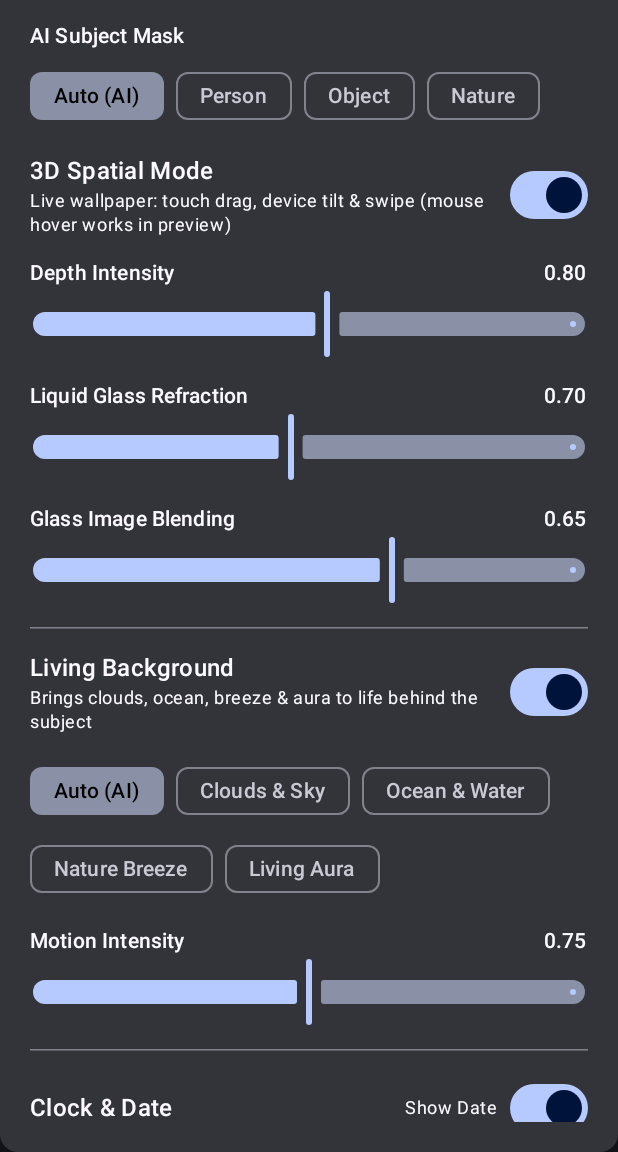
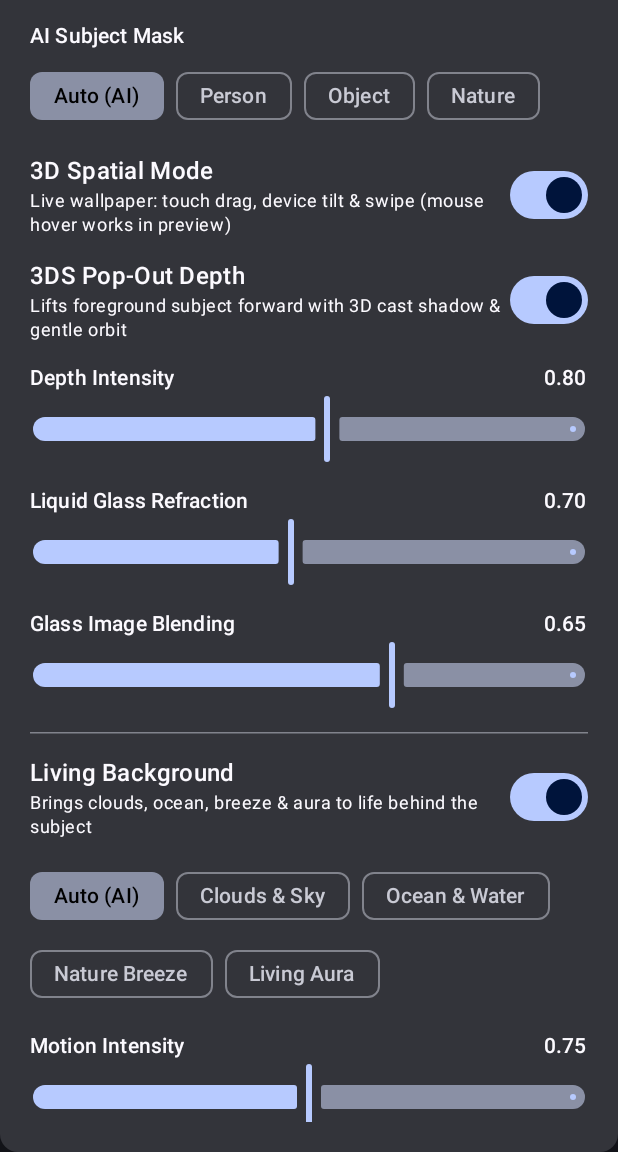
Before and after one commit to smart-al/Google-Book-OS-APPS, an Android app built with Jetpack Compose: the composable ControlsPane shown on its own in the app's theme, after a tap on "Auto (AI)", on a phone screen of 412 x 824 dp, the part 84-1236 px from its top. Run offline under Robolectric (Android 15) with nearby library versions, the phone set to English and light mode, and no system bars; network calls fail.

Commit message:
feat(LiquidGlass3D): add 3DS-style Pop-Out Depth (foreground lift, cast shadow, idle orbit)

```diff
--- a/LiquidGlass3D/app/src/main/java/com/droid/liquidglass3d/LiquidGlassRenderer.kt
+++ b/LiquidGlass3D/app/src/main/java/com/droid/liquidglass3d/LiquidGlassRenderer.kt
@@ -198,6 +198,7 @@ class LiquidGlassRenderer(context: Context) {
         shader.setFloatUniform("livingEnabled", if (settings.livingBackgroundEnabled) 1f else 0f)
         shader.setFloatUniform("livingMode", effectiveMotion.shaderIndex)
         shader.setFloatUniform("livingIntensity", settings.livingMotionIntensity.coerceIn(0f, 1.5f))
+        shader.setFloatUniform("popOut3d", if (settings.popOut3d) 1f else 0f)
 
         canvas.drawRect(0f, 0f, surfaceW.toFloat(), surfaceH.toFloat(), paint)
     }
--- a/LiquidGlass3D/app/src/main/java/com/droid/liquidglass3d/MainActivity.kt
+++ b/LiquidGlass3D/app/src/main/java/com/droid/liquidglass3d/MainActivity.kt
@@ -471,6 +471,18 @@ private fun ControlsPane(
                 Switch(checked = s.spatialEnabled, onCheckedChange = { v -> vm.updateSettings { it.copy(spatialEnabled = v) } })
             }
 
+            Row(verticalAlignment = Alignment.CenterVertically) {
+                Column(Modifier.weight(1f)) {
+                    Text("3DS Pop-Out Depth", style = MaterialTheme.typography.titleMedium)
+                    Text("Lifts foreground subject forward with 3D cast shadow & gentle orbit", style = MaterialTheme.typography.bodySmall)
+                }
+                Switch(
+                    checked = s.popOut3d,
+                    enabled = s.spatialEnabled,
+                    onCheckedChange = { v -> vm.updateSettings { it.copy(popOut3d = v) } },
+                )
+            }
+
             LabeledSlider("Depth Intensity", s.depthIntensity, 0f..1.5f, enabled = s.spatialEnabled) { v ->
                 vm.updateSettings { it.copy(depthIntensity = v) }
             }
--- a/LiquidGlass3D/app/src/main/java/com/droid/liquidglass3d/SceneStore.kt
+++ b/LiquidGlass3D/app/src/main/java/com/droid/liquidglass3d/SceneStore.kt
@@ -110,6 +110,8 @@ data class GlassSettings(
     val livingBackgroundEnabled: Boolean = true,
     val livingMotionMode: LivingMotionMode = LivingMotionMode.AUTO,
     val livingMotionIntensity: Float = 0.75f,
+    // 3DS-style pop-out depth boost (cast shadow, foreground lift, idle micro-orbit)
+    val popOut3d: Boolean = true,
 )
 
 /** Decoded source image + depth map + subject mask, as cached in `filesDir`. */
@@ -146,6 +148,7 @@ object SceneStore {
     const val KEY_LIVING_MODE = "living_motion_mode"
     const val KEY_LIVING_INTENSITY = "living_motion_intensity"
     const val KEY_DETECTED_MOTION = "detected_living_motion"
+    const val KEY_POP_OUT_3D = "pop_out_3d"
 
     const val SOURCE_FILE = "source.jpg"
     const val DEPTH_FILE = "depth.png"
@@ -194,6 +197,7 @@ object SceneStore {
             livingBackgroundEnabled = p.getBoolean(KEY_LIVING_BG, d.livingBackgroundEnabled),
             livingMotionMode = livingMode,
             livingMotionIntensity = p.getFloat(KEY_LIVING_INTENSITY, d.livingMotionIntensity).coerceIn(0f, 1.5f),
+            popOut3d = p.getBoolean(KEY_POP_OUT_3D, d.popOut3d),
         )
     }
 
@@ -218,6 +222,7 @@ object SceneStore {
             .putBoolean(KEY_LIVING_BG, s.livingBackgroundEnabled)
             .putString(KEY_LIVING_MODE, s.livingMotionMode.name)
             .putFloat(KEY_LIVING_INTENSITY, s.livingMotionIntensity)
+            .putBoolean(KEY_POP_OUT_3D, s.popOut3d)
             .apply()
     }
 
```
Also changed, not shown: 3 other files.
